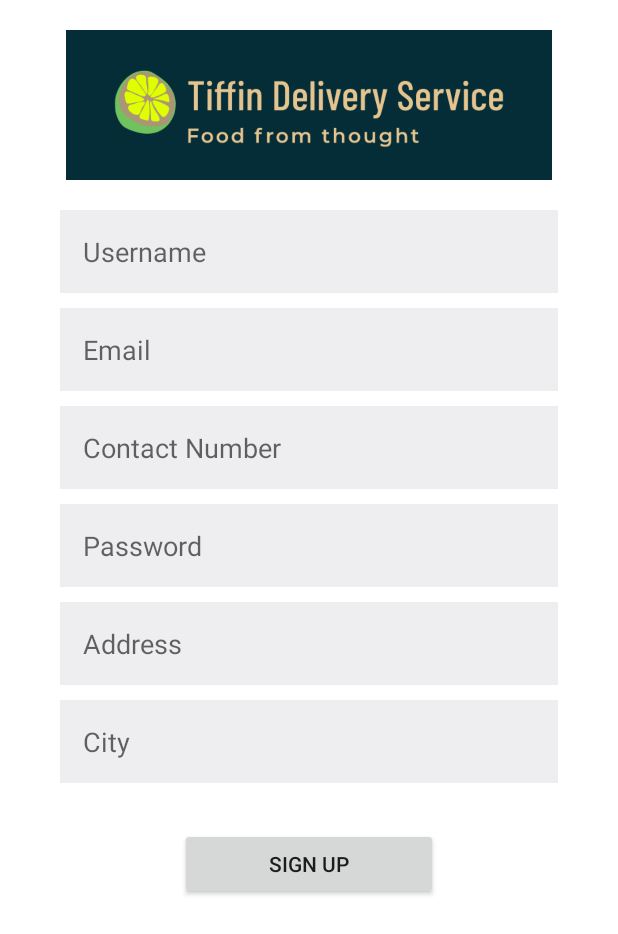
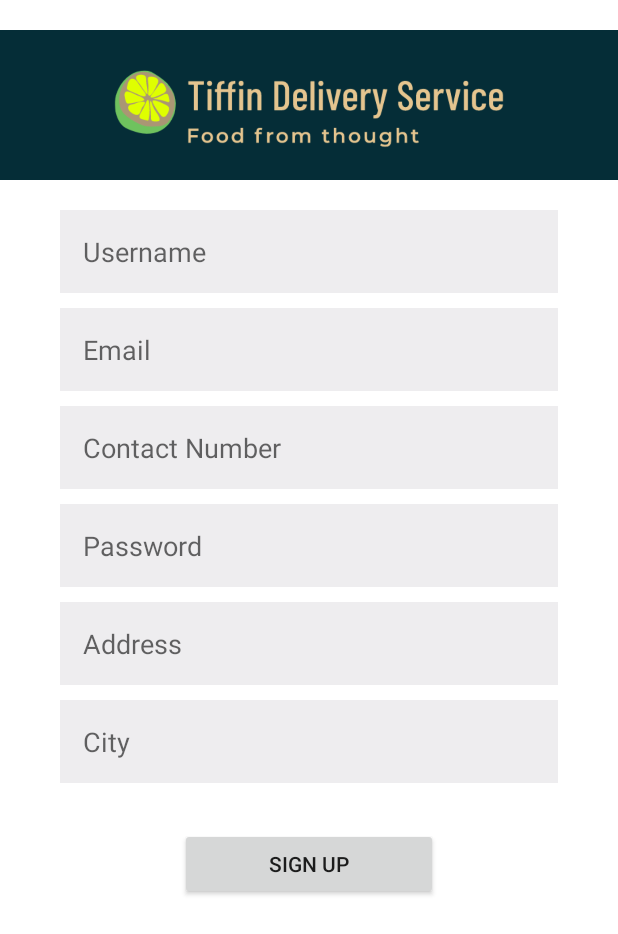
Before and after one commit to Pujan1810/Tiffin-Service, an Android app: the Signup_user screen opened directly, with no data from a screen before it, on a phone screen of 412 x 824 dp. Shown: the top 934 px of the screen. Run offline under Robolectric (Android 15) with nearby library versions, the phone set to English and light mode, and no system bars; our stand-ins replace Volley.

Commit message:
Android Application

```diff
--- a/app/src/main/res/layout/acitivty_signup_client.xml
+++ b/app/src/main/res/layout/acitivty_signup_client.xml
@@ -14,6 +14,7 @@
         <ImageView
             android:layout_width="match_parent"
             android:layout_height="100dp"
+            android:background="@color/DarkBlue"
             android:id="@+id/img_logo2"
             android:src="@drawable/ic_logo"
             android:layout_marginTop="30dp"
--- a/app/src/main/res/layout/activity_signup_user.xml
+++ b/app/src/main/res/layout/activity_signup_user.xml
@@ -15,15 +15,16 @@
             android:layout_height="match_parent"
             android:orientation="vertical">
 
-    <ImageView
-        android:layout_width="match_parent"
-        android:layout_height="100dp"
-        android:id="@+id/img_logo1"
-        android:src="@drawable/ic_logo"
-        android:layout_marginTop="20dp"
-        android:layout_gravity="center"
+            <ImageView
+                android:id="@+id/img_logo1"
+                android:layout_width="match_parent"
+                android:layout_height="100dp"
+                android:layout_gravity="center"
+                android:layout_marginTop="20dp"
+                android:src="@drawable/ic_logo"
+                android:background="@color/DarkBlue"
 
-        />
+                />
 
 
 
```
